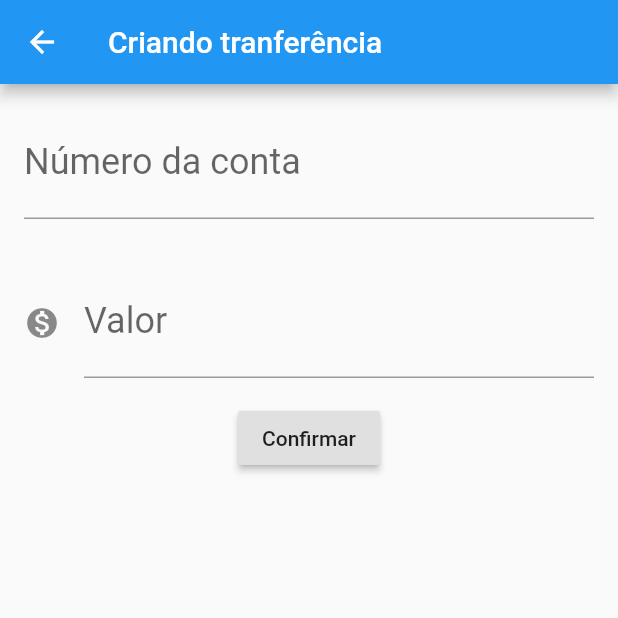
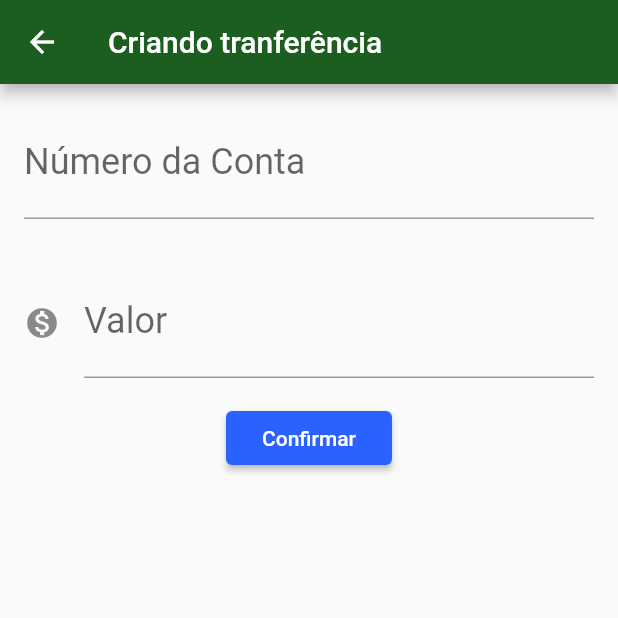
Before and after one commit to gustavofoa/alura, a Flutter app: the screen it shows after launch, after a tap on the "add" icon, on a phone screen of 412 x 824 dp, the top half of it. Run offline on Flutter 3.47's test engine with Material 2 defaults, Android fonts, the phone set to English and light mode, and no system bars.

Commit message:
Flutter intruduction class 05.

```diff
--- /dev/null
+++ b/flutter/flutter-fundamentos/bytebank/lib/components/editor.dart
@@ -0,0 +1,26 @@
+import 'package:flutter/material.dart';
+
+class Editor extends StatelessWidget {
+  final TextEditingController controlador;
+  final String rotulo;
+  final String dica;
+  final IconData icone;
+
+  Editor({this.controlador, this.rotulo, this.dica, this.icone});
+
+  @override
+  Widget build(BuildContext context) {
+    return Padding(
+      padding: const EdgeInsets.all(16.0),
+      child: TextField(
+        controller: controlador,
+        style: TextStyle(fontSize: 24.0),
+        decoration: InputDecoration(
+            labelText: rotulo,
+            icon: icone != null ? Icon(icone) : null,
+            hintText: dica),
+        keyboardType: TextInputType.number,
+      ),
+    );
+  }
+}
--- a/flutter/flutter-fundamentos/bytebank/lib/main.dart
+++ b/flutter/flutter-fundamentos/bytebank/lib/main.dart
@@ -1,3 +1,4 @@
+import 'package:bytebank/screens/transferencias/lista.dart';
 import 'package:flutter/material.dart';
 
 void main() => runApp(BytebankApp());
@@ -6,132 +7,13 @@ class BytebankApp extends StatelessWidget {
   @override
   Widget build(BuildContext context) {
     return MaterialApp(
-      home: ListaTransferencias(),
+      theme: ThemeData(
+          primaryColor: Colors.green[900],
+          accentColor: Colors.blueAccent[700],
+          buttonTheme: ButtonThemeData(
+              buttonColor: Colors.blueAccent[700],
+              textTheme: ButtonTextTheme.primary)),
+      home: ListaTransferencia(),
     );
   }
 }
-
-class FormularioTransferencia extends StatelessWidget {
-  final TextEditingController _controladorCampoNumeroConta =
-      TextEditingController();
-  final TextEditingController _controladorCampoValor = TextEditingController();
-
-  @override
-  Widget build(BuildContext context) {
-    return Scaffold(
-      appBar: AppBar(
-        title: Text('Criando tranferência'),
-      ),
-      body: Column(children: [
-        Editor(
-            controlador: _controladorCampoNumeroConta,
-            rotulo: 'Número da conta',
-            dica: '0000'),
-        Editor(
-            controlador: _controladorCampoValor,
-            rotulo: 'Valor',
-            dica: '0.00',
-            icone: Icons.monetization_on),
-        RaisedButton(
-            child: Text('Confirmar'),
-            onPressed: () => _criaTransferencia(context))
-      ]),
-    );
-  }
-
-  void _criaTransferencia(BuildContext context) {
-    final int numeroConta =
-        int.tryParse(_controladorCampoNumeroConta.text);
-    final double valor = double.tryParse(_controladorCampoValor.text);
-    if (numeroConta != null && valor != null) {
-      final transferenciaCriada = Transferencia(valor, numeroConta);
-      Navigator.pop(context, transferenciaCriada);
-    }
-  }
-}
-
-class Editor extends StatelessWidget {
-  final TextEditingController controlador;
-  final String rotulo;
-  final String dica;
-  final IconData icone;
-
-  Editor({this.controlador, this.rotulo, this.dica, this.icone});
-
-  @override
-  Widget build(BuildContext context) {
-    return Padding(
-      padding: const EdgeInsets.all(16.0),
-      child: TextField(
-        controller: controlador,
-        style: TextStyle(fontSize: 24.0),
-        decoration: InputDecoration(
-            labelText: rotulo, icon: icone != null ? Icon(icone) : null, hintText: dica),
-        keyboardType: TextInputType.number,
-      ),
-    );
-  }
-}
-
-class ListaTransferencias extends StatelessWidget {
-
-  final List<Transferencia> _transferencias = List();
-
-  @override
-  Widget build(BuildContext context) {
-    _transferencias.add(Transferencia(12.5,15));
-    return Scaffold(
-      appBar: AppBar(
-        title: Text('Transferências'),
-      ),
-      body: ListView.builder(
-        itemCount: _transferencias.length,
-        itemBuilder: (context, indice) {
-          final transferencia = _transferencias[indice];
-          return ItemTransferencia(transferencia);
-        },
-      ),
-      floatingActionButton: FloatingActionButton(
-        child: Icon(Icons.add),
-        onPressed: () {
-          final Future<Transferencia> future = Navigator.push(context, MaterialPageRoute(builder: (context){
-            return FormularioTransferencia();
-          }));
-          future.then((transferenciaRecebida) {
-            debugPrint('$transferenciaRecebida');
-            _transferencias.add(transferenciaRecebida);
-          });
-        },
-      ),
-    );
-  }
-}
-
-class ItemTransferencia extends StatelessWidget {
-  final Transferencia transferencia;
-
-  ItemTransferencia(this.transferencia);
-
-  @override
-  Widget build(BuildContext context) {
-    return Card(
-      child: ListTile(
-        leading: Icon(Icons.monetization_on),
-        title: Text(this.transferencia.valor.toString()),
-        subtitle: Text(this.transferencia.numeroConta.toString()),
-      ),
-    );
-  }
-}
-
-class Transferencia {
-  final double valor;
-  final int numeroConta;
-
-  Transferencia(this.valor, this.numeroConta);
-
-  @override
-  String toString() {
-    return 'Transferencia{valor: $valor, numeroConta: $numeroConta}';
-  }
-}
--- /dev/null
+++ b/flutter/flutter-fundamentos/bytebank/lib/models/transferencia.dart
@@ -0,0 +1,11 @@
+class Transferencia {
+  final double valor;
+  final int numeroConta;
+
+  Transferencia(this.valor, this.numeroConta);
+
+  @override
+  String toString() {
+    return 'Transferencia{valor: $valor, numeroConta: $numeroConta}';
+  }
+}
--- /dev/null
+++ b/flutter/flutter-fundamentos/bytebank/lib/screens/transferencias/formulario.dart
@@ -0,0 +1,57 @@
+import 'package:bytebank/components/editor.dart';
+import 'package:bytebank/models/transferencia.dart';
+import 'package:flutter/material.dart';
+
+class FormularioTransferencia extends StatefulWidget {
+  @override
+  State<StatefulWidget> createState() {
+    return FormularioTransferenciaState();
+  }
+}
+
+class FormularioTransferenciaState extends State<FormularioTransferencia> {
+
+  final _tituloAppBar = 'Criando tranferência';
+  final _rotuloCampoValor = 'Valor';
+  final _dicaCampoValor = '0000';
+  final _rotuloCampoNumeroConta = 'Número da Conta';
+  final _dicaCampoNumeroConta = '0.00';
+
+  final TextEditingController _controladorCampoNumeroConta =
+      TextEditingController();
+  final TextEditingController _controladorCampoValor = TextEditingController();
+
+  @override
+  Widget build(BuildContext context) {
+    return Scaffold(
+      appBar: AppBar(
+        title: Text(_tituloAppBar),
+      ),
+      body: SingleChildScrollView(
+        child: Column(children: [
+          Editor(
+              controlador: _controladorCampoNumeroConta,
+              rotulo: _rotuloCampoNumeroConta,
+              dica: _dicaCampoValor),
+          Editor(
+              controlador: _controladorCampoValor,
+              rotulo: _rotuloCampoValor,
+              dica: _dicaCampoNumeroConta,
+              icone: Icons.monetization_on),
+          RaisedButton(
+              child: Text('Confirmar'),
+              onPressed: () => _criaTransferencia(context))
+        ]),
+      ),
+    );
+  }
+
+  void _criaTransferencia(BuildContext context) {
+    final int numeroConta = int.tryParse(_controladorCampoNumeroConta.text);
+    final double valor = double.tryParse(_controladorCampoValor.text);
+    if (numeroConta != null && valor != null) {
+      final transferenciaCriada = Transferencia(valor, numeroConta);
+      Navigator.pop(context, transferenciaCriada);
+    }
+  }
+}
--- /dev/null
+++ b/flutter/flutter-fundamentos/bytebank/lib/screens/transferencias/lista.dart
@@ -0,0 +1,60 @@
+import 'package:bytebank/models/transferencia.dart';
+import 'package:flutter/material.dart';
+import 'formulario.dart';
+
+final _tituloAppBar = 'Transferências';
+
+class ListaTransferencia extends StatefulWidget {
+  final List<Transferencia> _transferencias = [];
+
+  @override
+  State<StatefulWidget> createState() {
+    return ListaTransferenciaState();
+  }
+}
+
+class ListaTransferenciaState extends State<ListaTransferencia> {
+  @override
+  Widget build(BuildContext context) {
+    return Scaffold(
+      appBar: AppBar(
+        title: Text(_tituloAppBar),
+      ),
+      body: ListView.builder(
+        itemCount: widget._transferencias.length,
+        itemBuilder: (context, indice) {
+          final transferencia = widget._transferencias[indice];
+          return ItemTransferencia(transferencia);
+        },
+      ),
+      floatingActionButton: FloatingActionButton(
+        child: Icon(Icons.add),
+        onPressed: () {
+          Navigator.push(context, MaterialPageRoute(builder: (context) {
+            return FormularioTransferencia();
+          })).then((transferenciaRecebida) {
+            if (transferenciaRecebida != null)
+              setState(() => widget._transferencias.add(transferenciaRecebida));
+          });
+        },
+      ),
+    );
+  }
+}
+
+class ItemTransferencia extends StatelessWidget {
+  final Transferencia transferencia;
+
+  ItemTransferencia(this.transferencia);
+
+  @override
+  Widget build(BuildContext context) {
+    return Card(
+      child: ListTile(
+        leading: Icon(Icons.monetization_on),
+        title: Text(this.transferencia.valor.toString()),
+        subtitle: Text(this.transferencia.numeroConta.toString()),
+      ),
+    );
+  }
+}
```
Also changed, not shown: 1 other file.
